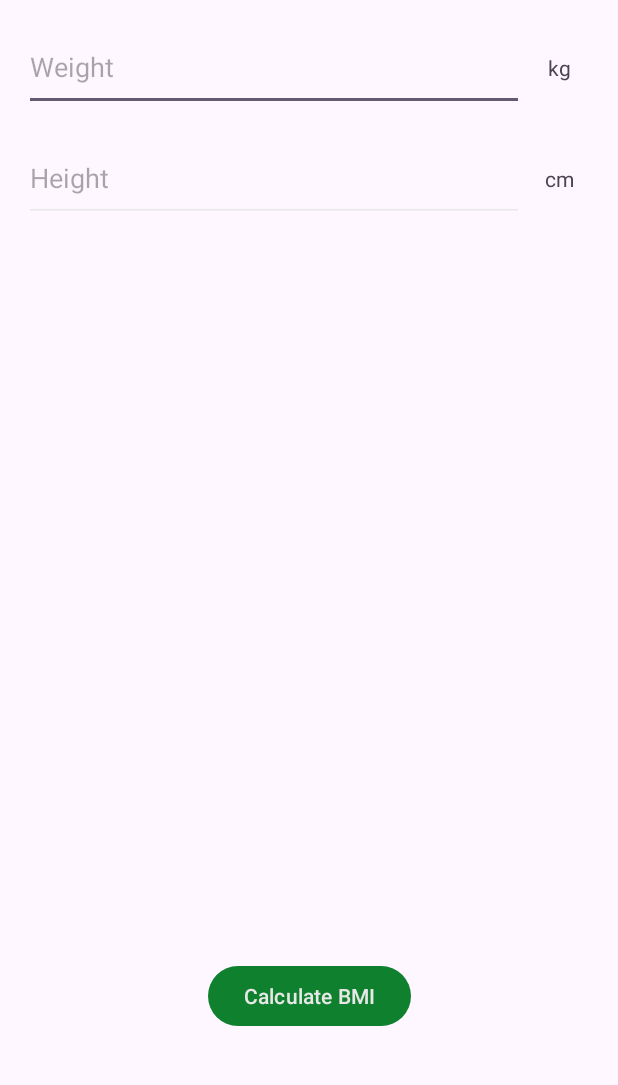
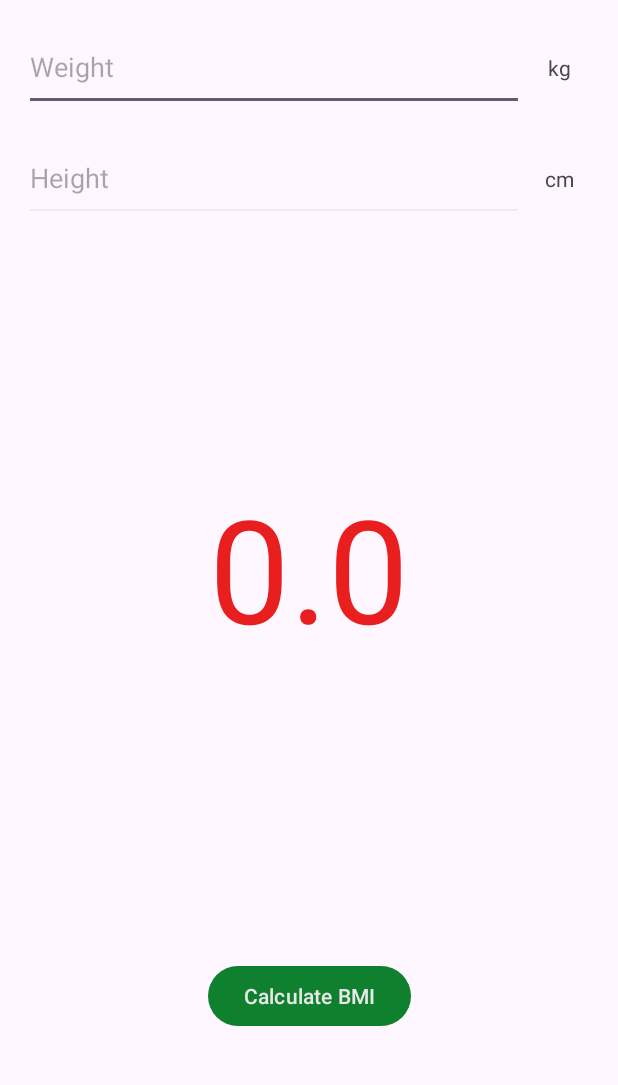
Before and after one commit to Monczak/BMICalculator, an Android app: the screen it shows after launch (MainActivity), in the options menu, after a tap on "Switch to imperial units", on a phone screen of 412 x 824 dp, the part 96-1181 px from its top. Run offline under Robolectric (Android 15) with nearby library versions, the phone set to English and light mode, and no system bars; 3 statements that could not run were skipped.

Commit message:
Add BMI calculation

```diff
--- /dev/null
+++ b/app/src/main/java/edu/pwr/s266867/bmicalculator/BmiCalculator.kt
@@ -0,0 +1,24 @@
+package edu.pwr.s266867.bmicalculator
+
+import android.graphics.Color
+
+object BmiCalculator {
+    fun calculateBmi(weightKg: Double, heightCm: Double): Double
+        = weightKg / ((heightCm / 100) * (heightCm / 100))
+
+    fun getBmiCategory(bmi: Double): BmiCategory = when {
+        bmi < 18.5 -> BmiCategory.UNDERWEIGHT
+        bmi in 18.5..< 25.0 -> BmiCategory.NORMAL
+        bmi in 25.0 ..< 30.0 -> BmiCategory.OVERWEIGHT
+        else -> BmiCategory.OBESE
+    }
+
+    fun getBmiColor(bmiCategory: BmiCategory) : Int = when (bmiCategory) {
+        BmiCategory.UNDERWEIGHT -> R.color.bmiUnderweight
+        BmiCategory.NORMAL -> R.color.bmiNormal
+        BmiCategory.OVERWEIGHT -> R.color.bmiOverweight
+        BmiCategory.OBESE -> R.color.bmiObese
+    }
+
+    fun getBmiColor(bmi: Double) : Int = getBmiColor(getBmiCategory(bmi))
+}
--- /dev/null
+++ b/app/src/main/java/edu/pwr/s266867/bmicalculator/BmiCategory.kt
@@ -0,0 +1,8 @@
+package edu.pwr.s266867.bmicalculator
+
+enum class BmiCategory {
+    UNDERWEIGHT,
+    NORMAL,
+    OVERWEIGHT,
+    OBESE
+}
--- a/app/src/main/java/edu/pwr/s266867/bmicalculator/MainActivity.kt
+++ b/app/src/main/java/edu/pwr/s266867/bmicalculator/MainActivity.kt
@@ -4,30 +4,68 @@
 
 package edu.pwr.s266867.bmicalculator
 
+import android.annotation.SuppressLint
+import android.app.ActionBar.OnMenuVisibilityListener
 import android.content.res.Configuration
 import androidx.appcompat.app.AppCompatActivity
 import android.os.Bundle
 import android.util.Log
 import android.view.Menu
+import android.view.MenuItem
+import android.widget.Button
+import android.widget.EditText
+import android.widget.TextView
+import androidx.appcompat.app.ActionBar
 import androidx.appcompat.widget.Toolbar
 import androidx.core.content.ContextCompat
+import edu.pwr.s266867.bmicalculator.Util.roundToDecimal
 
 class MainActivity : AppCompatActivity() {
+
     override fun onCreate(savedInstanceState: Bundle?) {
         super.onCreate(savedInstanceState)
         setContentView(R.layout.activity_main)
+        setSupportActionBar(findViewById(R.id.toolbar))
 
-        setupToolbar()
+        val calculateButton = findViewById<Button>(R.id.calculateButton)
+        calculateButton.setOnClickListener {
+            val weight = findViewById<EditText>(R.id.weightInput).text.toString().toDouble()
+            val height = findViewById<EditText>(R.id.heightInput).text.toString().toDouble()
+            val bmi = BmiCalculator.calculateBmi(weight, height)
+
+            updateBmiText(bmi)
+        }
     }
 
     override fun onCreateOptionsMenu(menu: Menu?): Boolean {
         menuInflater.inflate(R.menu.toolbar_menu, menu)
+        return super.onCreateOptionsMenu(menu)
+    }
+
+    override fun onMenuOpened(featureId: Int, menu: Menu): Boolean {
+        val switchUnitsMenuItem = menu.findItem(R.id.switchUnitsMenuItem)
+
+        switchUnitsMenuItem?.setTitle(when (Options.units) {
+            Units.METRIC -> R.string.switch_units_imperial_menuitem
+            Units.IMPERIAL -> R.string.switch_units_metric_menuitem
+            else -> throw IllegalArgumentException("Cannot handle units of type ${Options.units}")
+        })
+
+        return super.onMenuOpened(featureId, menu)
+    }
+
+    override fun onOptionsItemSelected(item: MenuItem): Boolean {
+        when (item.itemId) {
+            R.id.switchUnitsMenuItem -> {
+                Options.units = if (Options.units == Units.METRIC) Units.IMPERIAL else Units.METRIC
+            }
+        }
         return true
     }
 
-    private fun setupToolbar() {
-        val toolbar: Toolbar = findViewById(R.id.toolbar)
-        setSupportActionBar(toolbar)
-        supportActionBar?.title = getString(R.string.app_name)
+    private fun updateBmiText(bmi: Double) {
+        val textView = findViewById<TextView>(R.id.bmiValueText)
+        textView.text = "%.1f".format(bmi.roundToDecimal(1))
+        textView.setTextColor(getColor(BmiCalculator.getBmiColor(bmi)))
     }
 }
--- /dev/null
+++ b/app/src/main/java/edu/pwr/s266867/bmicalculator/Options.kt
@@ -0,0 +1,7 @@
+package edu.pwr.s266867.bmicalculator
+
+class Options {
+    companion object {
+        var units : Units = Units.METRIC
+    }
+}
--- /dev/null
+++ b/app/src/main/java/edu/pwr/s266867/bmicalculator/Units.kt
@@ -0,0 +1,6 @@
+package edu.pwr.s266867.bmicalculator
+
+enum class Units {
+    METRIC,
+    IMPERIAL
+}
--- /dev/null
+++ b/app/src/main/java/edu/pwr/s266867/bmicalculator/Util.kt
@@ -0,0 +1,11 @@
+package edu.pwr.s266867.bmicalculator
+
+import kotlin.math.roundToInt
+
+object Util {
+    fun Double.roundToDecimal(decimals: Int): Double {
+        var multiplier = 1.0
+        repeat(decimals) { multiplier *= 10 }
+        return (this * multiplier).roundToInt() / multiplier
+    }
+}
--- a/app/src/main/res/layout/activity_main.xml
+++ b/app/src/main/res/layout/activity_main.xml
@@ -17,6 +17,7 @@
         app:layout_constraintStart_toStartOf="parent"
         app:layout_constraintTop_toTopOf="parent"
         app:menu="@menu/toolbar_menu"
+        app:title="@string/app_name"
         app:titleTextColor="@color/lightText" />
 
     <androidx.constraintlayout.widget.ConstraintLayout
@@ -108,7 +109,29 @@
             app:layout_constraintBottom_toTopOf="@+id/calculateButtonLayout"
             app:layout_constraintEnd_toEndOf="parent"
             app:layout_constraintStart_toStartOf="parent"
-            app:layout_constraintTop_toBottomOf="@+id/heightInputLayout"/>
+            app:layout_constraintTop_toBottomOf="@+id/heightInputLayout">
+
+            <androidx.constraintlayout.widget.ConstraintLayout
+                android:layout_width="0dp"
+                android:layout_height="200dp"
+                app:layout_constraintBottom_toBottomOf="parent"
+                app:layout_constraintEnd_toEndOf="parent"
+                app:layout_constraintStart_toStartOf="parent"
+                app:layout_constraintTop_toTopOf="parent">
+
+                <TextView
+                    android:id="@+id/bmiValueText"
+                    android:layout_width="0dp"
+                    android:layout_height="wrap_content"
+                    android:text="20.0"
+                    android:textAlignment="center"
+                    android:textSize="96sp"
+                    app:layout_constraintBottom_toBottomOf="parent"
+                    app:layout_constraintEnd_toEndOf="parent"
+                    app:layout_constraintStart_toStartOf="parent"
+                    app:layout_constraintTop_toTopOf="parent" />
+            </androidx.constraintlayout.widget.ConstraintLayout>
+        </androidx.constraintlayout.widget.ConstraintLayout>
 
         <androidx.constraintlayout.widget.ConstraintLayout
             android:id="@+id/calculateButtonLayout"
--- a/app/src/main/res/menu/toolbar_menu.xml
+++ b/app/src/main/res/menu/toolbar_menu.xml
@@ -2,10 +2,12 @@
 <menu xmlns:android="http://schemas.android.com/apk/res/android">
 
     <item
+        android:id="@+id/switchUnitsMenuItem"
         android:layout_width="wrap_content"
         android:layout_height="wrap_content"
         android:title="@string/switch_units_imperial_menuitem" />
     <item
+        android:id="@+id/historyMenuItem"
         android:layout_width="wrap_content"
         android:layout_height="wrap_content"
         android:title="@string/view_history_menuitem" />
--- a/app/src/main/res/values/colors.xml
+++ b/app/src/main/res/values/colors.xml
@@ -1,10 +1,16 @@
 <?xml version="1.0" encoding="utf-8"?>
 <resources>
-    <color name="black">#FF000000</color>
-    <color name="white">#FFFFFFFF</color>
+    <color name="black">#000000</color>
+    <color name="white">#ffffff</color>
 
-    <color name="darkText">#ff121212</color>
-    <color name="lightText">#ffe8e8e8</color>
+    <color name="darkText">#121212</color>
+    <color name="lightText">#e8e8e8</color>
 
-    <color name="primary">#ff0f802d</color>
+    <color name="primary">#0f802d</color>
+
+    <color name="bmiUnderweight">#3F51B5</color>
+    <color name="bmiNormal">#4CAF50</color>
+    <color name="bmiOverweight">#FF5722</color>
+    <color name="bmiObese">#E91E1E</color>
+
 </resources>
--- a/app/src/main/res/values/strings.xml
+++ b/app/src/main/res/values/strings.xml
@@ -7,7 +7,7 @@
     <string name="weight_metric_unit">kg</string>
     <string name="height_metric_unit">cm</string>
     <string name="weight_imperial_unit">lbs</string>
-    <string name="height_imperial_unit">ft</string>
+    <string name="height_imperial_unit">in</string>
 
     <string name="calculate_bmi_button_text">Calculate BMI</string>
 
```
